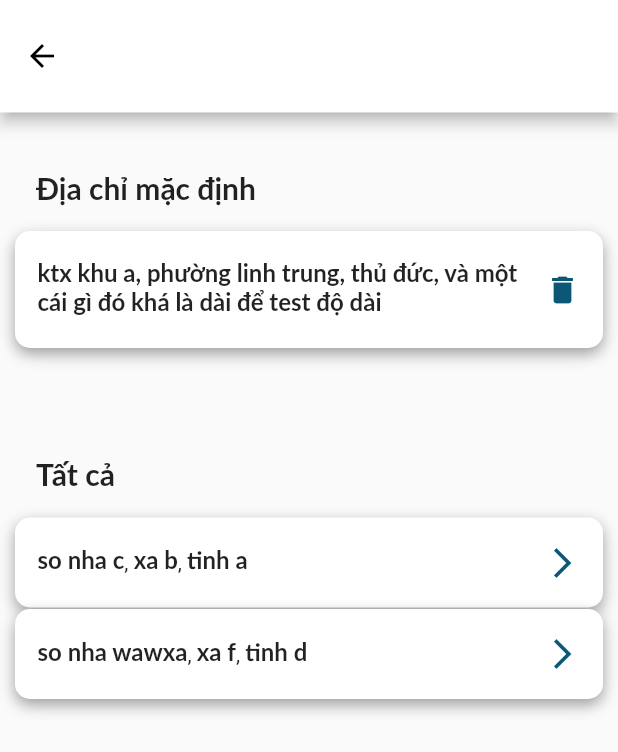
After one commit to K15HKII/BookstoreFlutter, a Flutter app: the Address screen opened directly, on a phone screen of 412 x 824 dp. The commit adds this screen. Shown: the top 752 px of the screen. Run offline on Flutter 3.47's test engine with Material 2 defaults, Android fonts, the phone set to English and light mode, and no system bars; our stand-ins replace built_collection, built_value, buttons_tabbar, dio, flutter_switch, get_it and 2 more; generated files the repository leaves out were written again.

Commit message:
them address card va co the nhap duoc cho panel address

```diff
--- a/lib/ui/components/Information.dart
+++ b/lib/ui/components/Information.dart
@@ -1,5 +1,6 @@
 import 'package:bookstore_flutter/ui/components/namechange_card.dart';
 import 'package:bookstore_flutter/ui/components/password_change_card.dart';
+import 'package:bookstore_flutter/ui/components/address.dart';
 import 'package:flutter/material.dart';
 import 'package:flutter/widgets.dart';
 
@@ -416,11 +417,21 @@ class _InformationState extends State<Information> {
                               ),
                             )),
                         Padding(
-                            padding: const EdgeInsets.only(right: 15),
+                            padding: const EdgeInsets.only(right: 3),
                             child: Align(
-                                alignment: Alignment.centerRight,
-                                child: Icon(Icons.arrow_forward_ios_outlined,
-                                    color: Color(0xff0C5776))))
+                              alignment: Alignment.centerRight,
+                              child: IconButton(
+                                icon: Icon(Icons.arrow_forward_ios_outlined,
+                                    color: Color(0xff0C5776)),
+                                onPressed: () {
+                                  Navigator.push(
+                                      context,
+                                      MaterialPageRoute(
+                                          builder: (context) =>
+                                              Address()));
+                                },
+                              ),
+                            ))
                       ],
                     ),
                   )),
@@ -538,7 +549,6 @@ class _InformationState extends State<Information> {
                               child: IconButton(
                                 icon: Icon(Icons.arrow_forward_ios_outlined,
                                     color: Color(0xff0C5776)),
-                                tooltip: 'Increase volume by 10',
                                 onPressed: () {
                                   Navigator.push(
                                       context,
--- /dev/null
+++ b/lib/ui/components/address.dart
@@ -0,0 +1,128 @@
+import 'package:bookstore_flutter/ui/components/namechange_card.dart';
+import 'package:bookstore_flutter/ui/components/password_change_card.dart';
+import 'package:bookstore_flutter/ui/components/address_card.dart';
+import 'package:flutter/material.dart';
+import 'package:flutter/widgets.dart';
+
+class Address extends StatefulWidget {
+
+  Address({Key? key}) : super(key: key);
+
+  @override
+  State<Address> createState() => _AddressState();
+}
+
+class _AddressState extends State<Address> {
+  @override
+  Widget build(BuildContext context) {
+    return Scaffold(
+        appBar: PreferredSize(
+          preferredSize: const Size.fromHeight(75.0),
+          child: AppBar(
+            iconTheme: const IconThemeData(
+              color: Colors.black, //change your color here
+            ),
+            toolbarHeight: 75.0,
+            backgroundColor: Colors.white,
+            title: const Text(
+              "",
+              style: TextStyle(
+                  color: Colors.black, fontFamily: 'Lato', fontSize: 24),
+              textAlign: TextAlign.center,
+            ),
+          ),
+        ),
+        resizeToAvoidBottomInset: false,
+        body: SingleChildScrollView(
+          child: Column(
+            children: [
+              Align(
+                alignment: Alignment.centerLeft,
+                child: Container(
+                  padding: EdgeInsets.only(left: 24, top: 40),
+                  child: Text(
+                    "Địa chỉ mặc định",
+                    textAlign: TextAlign.left,
+                    style: TextStyle(fontSize: 20, fontFamily: "Lato"),
+                  ),
+                ),
+              ),
+              SizedBox(
+                height: 15,
+              ),
+              Container(
+                  height: 78,
+                  margin: const EdgeInsets.symmetric(horizontal: 10),
+                  decoration: BoxDecoration(
+                    borderRadius:
+                        BorderRadius.vertical(top: Radius.circular(10),bottom: Radius.circular(10)),
+                    color: const Color(0xffFFFFFF),
+                    boxShadow: const [
+                      BoxShadow(
+                        color: Colors.grey,
+                        blurRadius: 8,
+                        offset: Offset(0, 4), // Shadow position
+                      ),
+                    ],
+                  ),
+                  child: Center(
+                    child: Stack(
+                      children: [
+                        Padding(
+                            padding: const EdgeInsets.only(left: 15,right: 40),
+                            child: Align(
+                                alignment: Alignment.centerLeft,
+                                child: Text(
+                                  "ktx khu a, phường linh trung, thủ đức, và một cái gì đó khá là dài để test độ dài",
+                                  style: TextStyle(
+                                      fontSize: 16, fontFamily: "Lato"),
+                                ))),
+                        Padding(
+                            padding: const EdgeInsets.only(right: 45),
+                            child: Align(
+                              alignment: Alignment.centerRight,
+
+                            )),
+                        Padding(
+                            padding: const EdgeInsets.only(right: 3),
+                            child: Align(
+                              alignment: Alignment.centerRight,
+                              child: IconButton(
+                                icon: Icon(Icons.delete,
+                                    color: Color(0xff0C5776)),
+                                tooltip: 'Increase volume by 10',
+                                onPressed: () {
+
+                                },
+                              ),
+                            ))
+                      ],
+                    ),
+                  )),
+
+              SizedBox(
+                height: 34,
+
+              ),
+              Align(
+                alignment: Alignment.centerLeft,
+                child: Container(
+                  padding: EdgeInsets.only(left: 24, top: 40),
+                  child: Text(
+                    "Tất cả",
+                    textAlign: TextAlign.left,
+                    style: TextStyle(fontSize: 20, fontFamily: "Lato"),
+                  ),
+                ),
+              ),
+              SizedBox(height: 15,),
+              AddressCard("tinh a", "xa b", "so nha c"),
+              SizedBox(
+                height: 1,
+              ),
+              AddressCard("tinh d", "xa f", "so nha wawxa"),
+            ],
+          ),
+        ));
+  }
+}
--- /dev/null
+++ b/lib/ui/components/address_card.dart
@@ -0,0 +1,99 @@
+import 'package:bookstore_flutter/ui/components/namechange_card.dart';
+import 'package:bookstore_flutter/ui/components/password_change_card.dart';
+import 'package:flutter/material.dart';
+import 'package:flutter/widgets.dart';
+
+class AddressCard extends StatefulWidget {
+  String province;
+  String xa;
+  String sonha;
+  AddressCard(this.province,this.xa,this.sonha,{Key? key}) : super(key: key);
+
+  @override
+  State<AddressCard> createState() => _AddressCardState();
+}
+
+class _AddressCardState extends State<AddressCard> {
+
+
+
+
+  @override
+  Widget build(BuildContext context) {
+    widget.province;
+    widget.xa;
+    widget.sonha;
+    return Container(
+        height: 60,
+        margin: const EdgeInsets.symmetric(horizontal: 10),
+        decoration: BoxDecoration(
+          borderRadius:
+          BorderRadius.vertical(bottom: Radius.circular(10),top:Radius.circular(10) ),
+          color: const Color(0xffFFFFFF),
+          boxShadow: const [
+            BoxShadow(
+              color: Colors.grey,
+              blurRadius: 8,
+              offset: Offset(0, 4), // Shadow position
+            ),
+          ],
+        ),
+        child: Center(
+          child: Stack(
+            children: [
+              Padding(
+                  padding: const EdgeInsets.only(left: 15),
+                  child: Align(
+                      alignment: Alignment.centerLeft,
+                      child: Row(
+                        children: [
+                          Text(
+                            widget.sonha,
+                            style: TextStyle(
+                                fontSize: 16, fontFamily: "Lato"),
+                          ),
+                          Text(", "),
+                          Text(
+                            widget.xa,
+                            style: TextStyle(
+                                fontSize: 16, fontFamily: "Lato"),
+                          ),
+                          Text(", "),
+                          Text(
+                            widget.province,
+                            style: TextStyle(
+                                fontSize: 16, fontFamily: "Lato"),
+                          ),
+                        ],
+                      ))),
+              Padding(
+                  padding: const EdgeInsets.only(right: 45),
+                  child: Align(
+                    alignment: Alignment.centerRight,
+                    child: InkWell(
+                      onTap: () {
+                        //Navigator.push(
+                        //context,
+                        //MaterialPageRoute(
+                        // builder: (context) => Information()));
+                      },
+                      child: const Text(
+                        "",
+                        style: TextStyle(
+                            color: Colors.black,
+                            fontSize: 18,
+                            fontFamily: "Lato"),
+                      ),
+                    ),
+                  )),
+              Padding(
+                  padding: const EdgeInsets.only(right: 15),
+                  child: Align(
+                      alignment: Alignment.centerRight,
+                      child: Icon(Icons.arrow_forward_ios_outlined,
+                          color: Color(0xff0C5776))))
+            ],
+          ),
+        ));
+  }
+}
```
